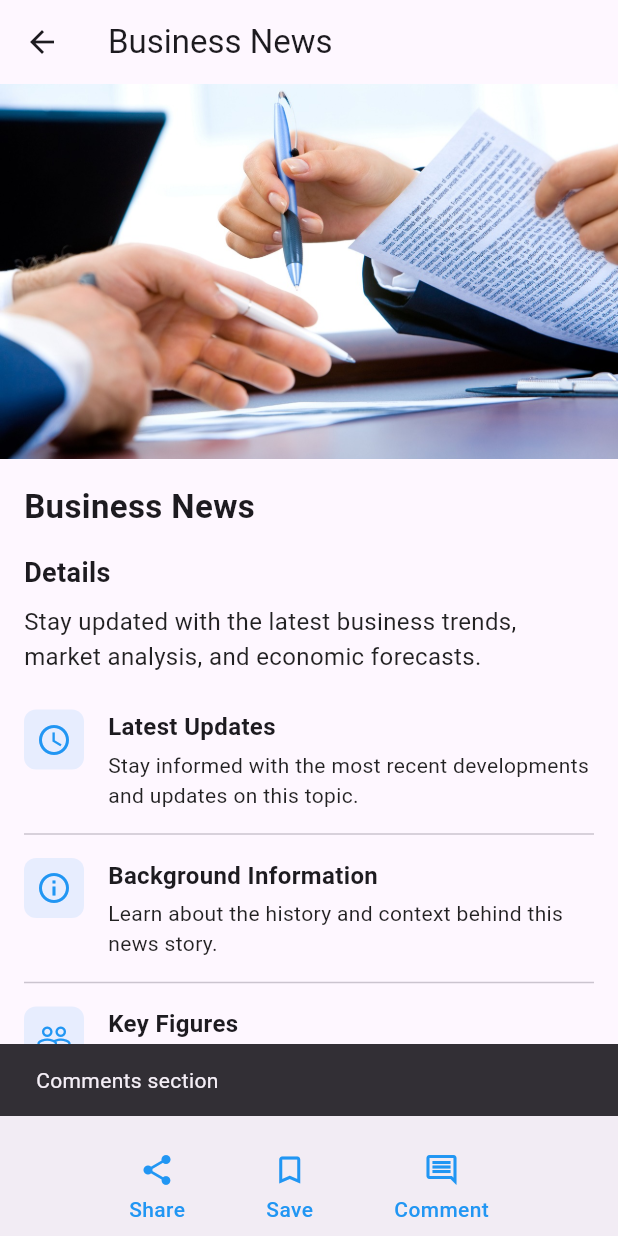
After one commit to Prihasta/LawFul, a Flutter app: the SliderDetailView screen opened directly with sample values from the repository, after a tap on "Comment", on a phone screen of 412 x 824 dp. The commit adds this screen. Run offline on Flutter 3.47's test engine with Material 3 defaults, Android fonts, the phone set to English and light mode, and no system bars; our stand-ins replace cached_network_image, carousel_slider, smooth_page_indicator, webview_flutter; network calls fail.

Commit message:
Edited description on carousel
Edited description on carousel

```diff
--- a/lib/model/sliderModel.dart
+++ b/lib/model/sliderModel.dart
@@ -1,7 +1,14 @@
-class Slidermodel {
+import 'package:flutter/material.dart';
 
-  String? image;
-  String? name;
+class SliderModel {
+  final String? image;
+  final String? name;
+  final String? description;
 
-  Slidermodel({required this.image, required this.name});
+  // Constructor with optional description parameter
+  SliderModel({
+    this.image,
+    this.name,
+    this.description,
+  });
 }
--- a/lib/services/sliderData.dart
+++ b/lib/services/sliderData.dart
@@ -1,12 +1,36 @@
 import 'package:flutter_application_1/model/sliderModel.dart';
 
-List<Slidermodel> getSliders() {
+List<SliderModel> getSliders() {
   return [
-    Slidermodel(image: "images/business.jpg", name: "Bow to the authority of silenforfce"),
-    Slidermodel(image: "images/entertainment.jpg", name: "Bow to the authority of silenforfce"),
-    Slidermodel(image: "images/health.jpg", name: "Bow to the authority of silenforfce"),
-    Slidermodel(image: "images/science.jpg", name: "Bow to the authority of silenforfce"),
-    Slidermodel(image: "images/sports.jpg", name: "Bow to the authority of silenforfce"),
-    Slidermodel(image: "images/tech.jpg", name: "Bow to the authority of silenforfce"),
+    SliderModel(
+      image: "images/business.jpg",
+      name: "Business News",
+      description: "Stay updated with the latest business trends, market analysis, and economic forecasts."
+    ),
+    SliderModel(
+      image: "images/entertainment.jpg",
+      name: "Entertainment",
+      description: "Discover the latest movies, music, celebrities, and entertainment events from around the world."
+    ),
+    SliderModel(
+      image: "images/health.jpg",
+      name: "Health & Wellness",
+      description: "Tips and advice for maintaining a healthy lifestyle, medical breakthroughs, and fitness guidance."
+    ),
+    SliderModel(
+      image: "images/science.jpg",
+      name: "Science Discoveries",
+      description: "Explore fascinating scientific discoveries, research breakthroughs, and technological innovations."
+    ),
+    SliderModel(
+      image: "images/sports.jpg",
+      name: "Sports Coverage",
+      description: "Get the latest scores, player updates, and coverage of sporting events from around the globe."
+    ),
+    SliderModel(
+      image: "images/tech.jpg",
+      name: "Technology",
+      description: "The newest gadgets, software updates, and digital trends shaping our future."
+    ),
   ];
 }
--- /dev/null
+++ b/lib/services/sliderView.dart
@@ -0,0 +1,222 @@
+import 'package:flutter/material.dart';
+import 'package:flutter_application_1/model/sliderModel.dart';
+
+
+
+class SliderDetailView extends StatelessWidget {
+  final SliderModel slider;
+
+  const SliderDetailView({Key? key, required this.slider}) : super(key: key);
+
+  @override
+  Widget build(BuildContext context) {
+    return Scaffold(
+      appBar: AppBar(
+        title: Text(slider.name ?? "Slider Details"),
+        elevation: 0,
+      ),
+      body: SingleChildScrollView(
+        child: Column(
+          crossAxisAlignment: CrossAxisAlignment.start,
+          children: [
+            // Hero image with animation
+            Hero(
+              tag: 'slider_${slider.image}',
+              child: Container(
+                height: 250,
+                width: double.infinity,
+                decoration: BoxDecoration(
+                  image: DecorationImage(
+                    image: AssetImage(slider.image ?? ""),
+                    fit: BoxFit.cover,
+                  ),
+                ),
+              ),
+            ),
+
+            Padding(
+              padding: const EdgeInsets.all(16.0),
+              child: Column(
+                crossAxisAlignment: CrossAxisAlignment.start,
+                children: [
+                  // Title
+                  Text(
+                    slider.name ?? "News Details",
+                    style: const TextStyle(
+                      fontSize: 22,
+                      fontWeight: FontWeight.bold,
+                    ),
+                  ),
+
+                  const SizedBox(height: 16),
+
+                  // Description
+                  const Text(
+                    "Details",
+                    style: TextStyle(
+                      fontSize: 18,
+                      fontWeight: FontWeight.bold,
+                    ),
+                  ),
+
+                  const SizedBox(height: 8),
+
+                  Text(
+                    slider.description ??
+                    "This is a detailed view of the news content. Here you can find more information about the news article, including key insights, background information, and more context about the topic.",
+                    style: const TextStyle(
+                      fontSize: 16,
+                      color: Colors.black87,
+                    ),
+                  ),
+
+                  const SizedBox(height: 24),
+
+                  // Additional content sections
+                  const ContentSection(
+                    icon: Icons.access_time,
+                    title: "Latest Updates",
+                    content: "Stay informed with the most recent developments and updates on this topic.",
+                  ),
+
+                  const Divider(height: 32),
+
+                  const ContentSection(
+                    icon: Icons.info_outline,
+                    title: "Background Information",
+                    content: "Learn about the history and context behind this news story.",
+                  ),
+
+                  const Divider(height: 32),
+
+                  const ContentSection(
+                    icon: Icons.people_outline,
+                    title: "Key Figures",
+                    content: "Find out about the important people involved in this news story.",
+                  ),
+                ],
+              ),
+            ),
+          ],
+        ),
+      ),
+      bottomNavigationBar: BottomAppBar(
+        child: Padding(
+          padding: const EdgeInsets.symmetric(horizontal: 16.0, vertical: 12.0),
+          child: Row(
+            mainAxisAlignment: MainAxisAlignment.spaceEvenly,
+            children: [
+              _buildActionButton(
+                context,
+                Icons.share,
+                "Share",
+                () {
+                  ScaffoldMessenger.of(context).showSnackBar(
+                    const SnackBar(content: Text("Sharing news...")),
+                  );
+                },
+              ),
+              _buildActionButton(
+                context,
+                Icons.bookmark_border,
+                "Save",
+                () {
+                  ScaffoldMessenger.of(context).showSnackBar(
+                    const SnackBar(content: Text("News saved to bookmarks")),
+                  );
+                },
+              ),
+              _buildActionButton(
+                context,
+                Icons.comment_outlined,
+                "Comment",
+                () {
+                  ScaffoldMessenger.of(context).showSnackBar(
+                    const SnackBar(content: Text("Comments section")),
+                  );
+                },
+              ),
+            ],
+          ),
+        ),
+      ),
+    );
+  }
+
+  Widget _buildActionButton(
+      BuildContext context, IconData icon, String label, VoidCallback onPressed) {
+    return InkWell(
+      onTap: onPressed,
+      child: Column(
+        mainAxisSize: MainAxisSize.min,
+        children: [
+          Icon(icon, color: Colors.blue),
+          const SizedBox(height: 4),
+          Text(
+            label,
+            style: const TextStyle(
+              color: Colors.blue,
+              fontWeight: FontWeight.w500,
+            ),
+          ),
+        ],
+      ),
+    );
+  }
+}
+
+class ContentSection extends StatelessWidget {
+  final IconData icon;
+  final String title;
+  final String content;
+
+  const ContentSection({
+    Key? key,
+    required this.icon,
+    required this.title,
+    required this.content,
+  }) : super(key: key);
+
+  @override
+  Widget build(BuildContext context) {
+    return Row(
+      crossAxisAlignment: CrossAxisAlignment.start,
+      children: [
+        Container(
+          padding: const EdgeInsets.all(8),
+          decoration: BoxDecoration(
+            color: Colors.blue.withOpacity(0.1),
+            borderRadius: BorderRadius.circular(8),
+          ),
+          child: Icon(
+            icon,
+            color: Colors.blue,
+          ),
+        ),
+        const SizedBox(width: 16),
+        Expanded(
+          child: Column(
+            crossAxisAlignment: CrossAxisAlignment.start,
+            children: [
+              Text(
+                title,
+                style: const TextStyle(
+                  fontWeight: FontWeight.bold,
+                  fontSize: 16,
+                ),
+              ),
+              const SizedBox(height: 4),
+              Text(
+                content,
+                style: const TextStyle(
+                  fontSize: 14,
+                  color: Colors.black87,
+                ),
+              ),
+            ],
+          ),
+        ),
+      ],
+    );
+  }
+}
```
Also changed, not shown: lib/pages/home.dart (+38 -7 lines), lib/services/sliderDetail.dart (added, +188 -0 lines).
